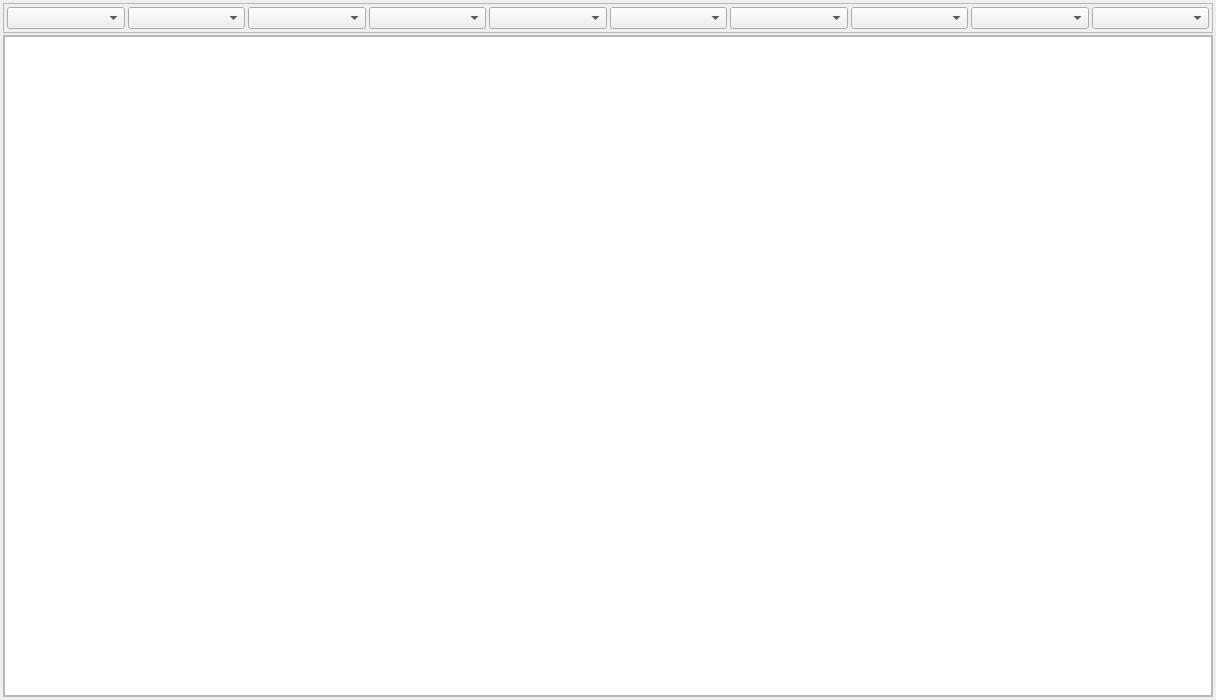
Qt form table.ui (anilakhade/risk_managment) before a commit.
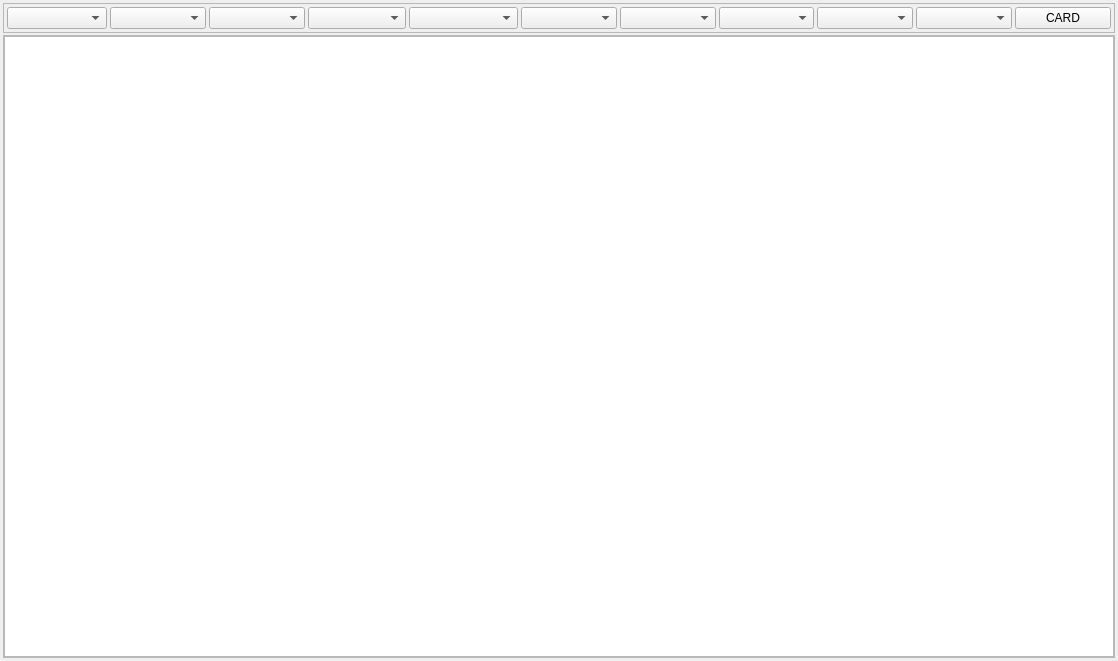
The same form after that commit.

Commit message: feat: add strategy window with scrollable cards layout

Diff of the .ui file:
```diff
--- a/table.ui
+++ b/table.ui
@@ -6,8 +6,8 @@
    <rect>
     <x>0</x>
     <y>0</y>
-    <width>1216</width>
-    <height>700</height>
+    <width>1118</width>
+    <height>661</height>
    </rect>
   </property>
   <property name="windowTitle">
@@ -127,6 +127,13 @@
          </property>
         </widget>
        </item>
+       <item>
+        <widget class="QPushButton" name="openCardBtn">
+         <property name="text">
+          <string>CARD</string>
+         </property>
+        </widget>
+       </item>
       </layout>
      </widget>
     </item>
```
The commit also changes 7 other files.
